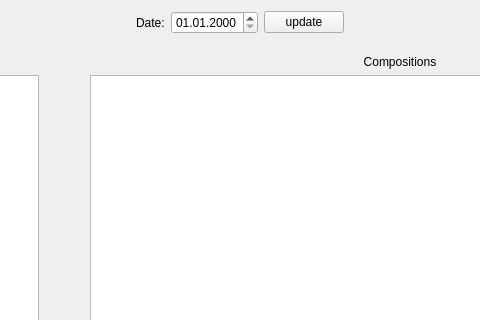
First picture: the form in MusicChart/mainwindow.ui, repository SergySanJj/Music-Chart, before the edit; both pictures show x 286 to 766 and y 0 to 320 of the 1051 by 654 pixel window.
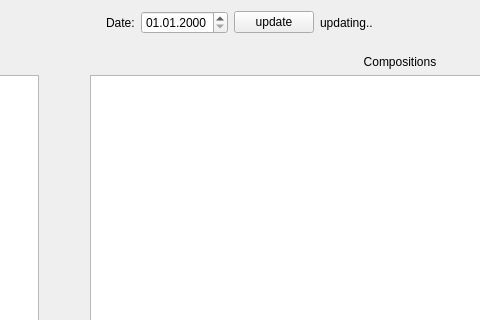
Second picture: the form after the edit.

Diff of the .ui file:
```diff
--- a/MusicChart/mainwindow.ui
+++ b/MusicChart/mainwindow.ui
@@ -68,6 +68,13 @@
         </property>
        </widget>
       </item>
+      <item>
+       <widget class="QLabel" name="updatingLabel">
+        <property name="text">
+         <string>updating..</string>
+        </property>
+       </widget>
+      </item>
       <item>
        <spacer name="horizontalSpacer_2">
         <property name="orientation">
```
